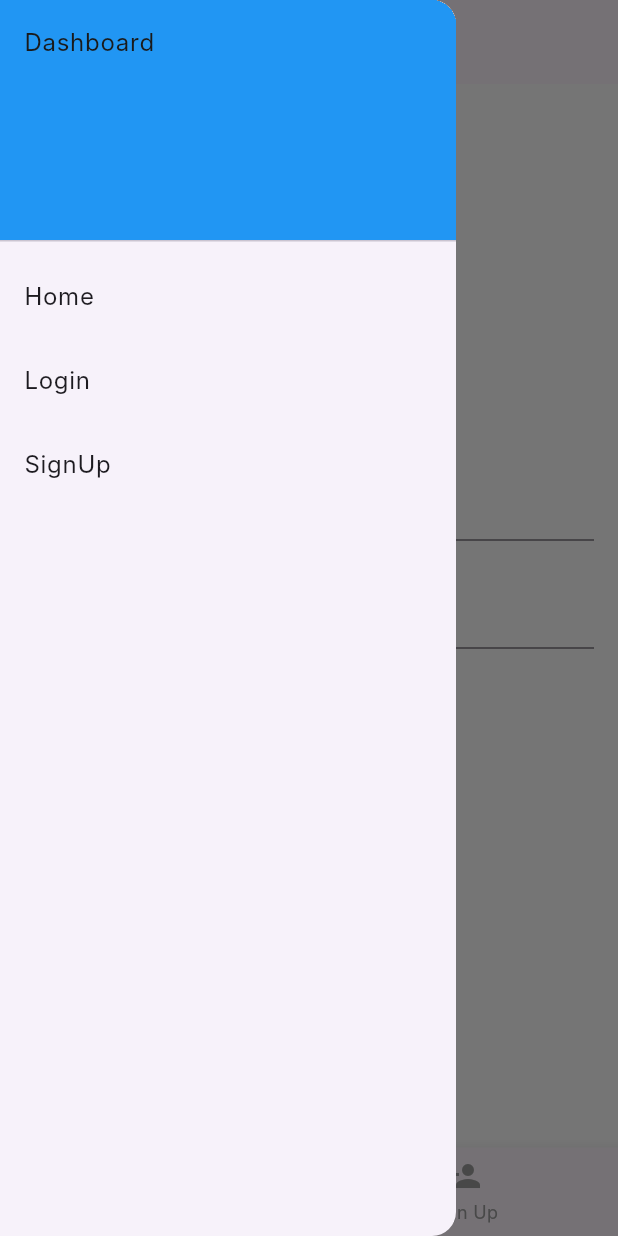
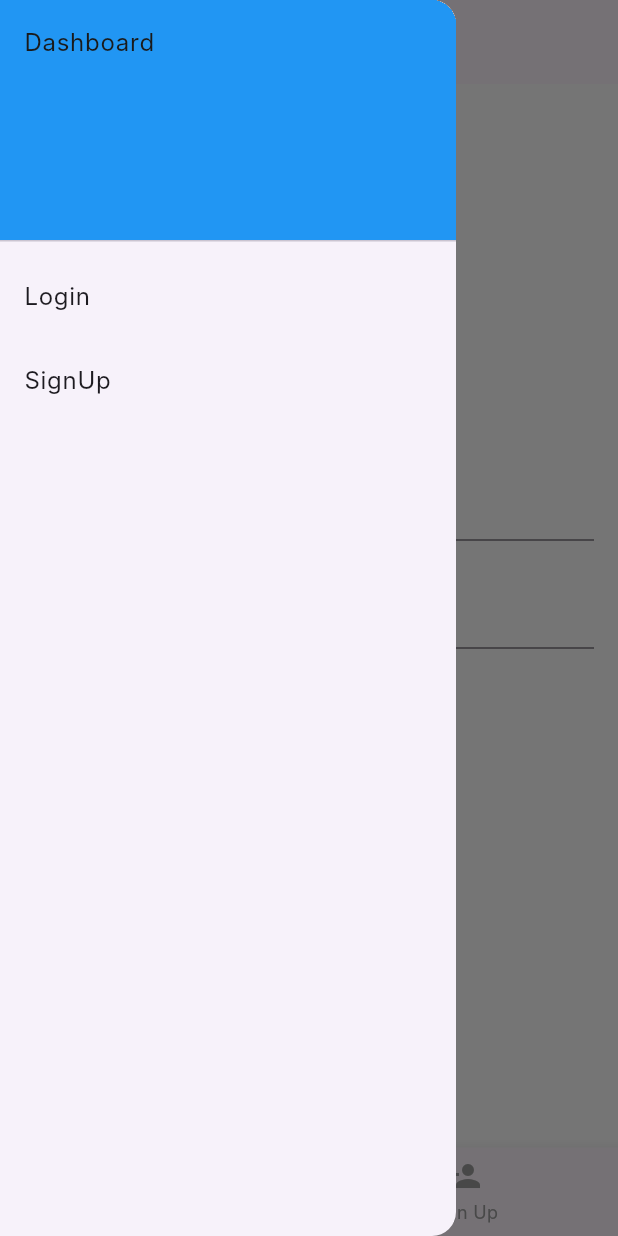
Before and after one commit to Lobbbey/ProjectSalvageApp, a Flutter app: the screen it shows after launch, with the side drawer open, on a phone screen of 412 x 824 dp. Run offline on Flutter 3.47's test engine with Material 3 defaults, Android fonts, the phone set to English and light mode, and no system bars; our stand-ins replace fl_chart, percent_indicator; Roboto replaces fonts that are missing (Inter).

Commit message:
some slight changes to try and fix the custom drawer

```diff
--- a/lib/main.dart
+++ b/lib/main.dart
@@ -1,4 +1,5 @@
 import 'package:flutter/material.dart';
+import 'package:flutter_application_1/widgets/CustomDrawer.dart';
 import 'package:provider/provider.dart';
 import 'package:flutter_application_1/routes/Routes.dart';
 import 'package:flutter_application_1/AuthProvider.dart';
--- a/lib/screens/HomeScreen.dart
+++ b/lib/screens/HomeScreen.dart
@@ -39,13 +39,6 @@ class CustomDrawer extends StatelessWidget {
             value: isDarkMode,
             onChanged: (val) => themeProvider.toggleTheme(val),
             secondary: Icon(isDarkMode ? Icons.dark_mode : Icons.light_mode),
-          ),
-          ListTile(
-            title: const Text('Home'),
-            onTap: () {
-              Navigator.pop(context);
-              Navigator.pushReplacementNamed(context, '/home');
-            },
           ),
           if (!authProvider.isLoggedIn)
             ListTile(
--- a/lib/widgets/CustomDrawer.dart
+++ b/lib/widgets/CustomDrawer.dart
@@ -13,12 +13,6 @@ class CustomDrawer extends StatelessWidget {
             decoration: BoxDecoration(color: Colors.blue),
             child: Text('Dashboard'),
           ),
-          ListTile(
-            title: const Text('Home'),
-            onTap: () {
-              Navigator.pushNamed(context, '/home');
-            },
-          ),
           if (!authProvider.isLoggedIn)
             ListTile(
               title: const Text('Login'),
@@ -31,20 +25,6 @@ class CustomDrawer extends StatelessWidget {
               title: const Text('SignUp'),
               onTap: () {
                 Navigator.pushNamed(context, '/signup');
-              },
-            ),
-          if (authProvider.isLoggedIn)
-            ListTile(
-              title: const Text('Income'),
-              onTap: () {
-                Navigator.pushNamed(context, '/income');
-              },
-            ),
-          if (authProvider.isLoggedIn)
-            ListTile(
-              title: const Text('Expenses'),
-              onTap: () {
-                Navigator.pushNamed(context, '/expense');
               },
             ),
           if (authProvider.isLoggedIn)
@@ -63,13 +43,6 @@ class CustomDrawer extends StatelessWidget {
             ),
           if (authProvider.isLoggedIn)
             ListTile(
-              title: const Text('Analytics'),
-              onTap: () {
-                Navigator.pushNamed(context, '/analytics');
-              },
-            ),
-          if (authProvider.isLoggedIn)
-            ListTile(
               title: const Text('Logout'),
               onTap: () async {
                 authProvider.logout();
--- a/lib/widgets/navbar.dart
+++ b/lib/widgets/navbar.dart
@@ -1,7 +1,6 @@
 import 'package:flutter/material.dart';
 import 'package:flutter_application_1/screens/IncomeScreen.dart';
 import 'package:flutter_application_1/screens/AnalyticsScreen.dart';
-import 'package:flutter_application_1/screens/DebtScreen.dart';
 import 'package:flutter_application_1/screens/ExpenseScreen.dart';
 import 'package:flutter_application_1/screens/LoginScreen.dart';
 import 'package:flutter_application_1/screens/SignUpScreen.dart';
```
